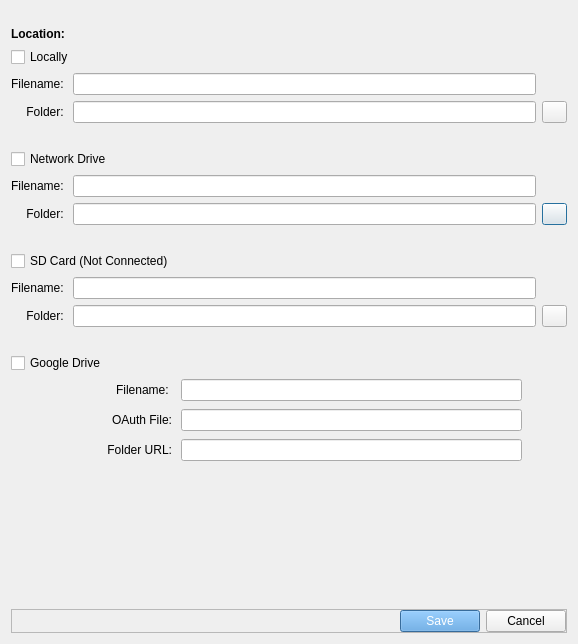
Old version of the form Utilities/DataExport/saveLocationDialog.ui in the repository Georgia-Tech-Off-Road/GTORDaata.
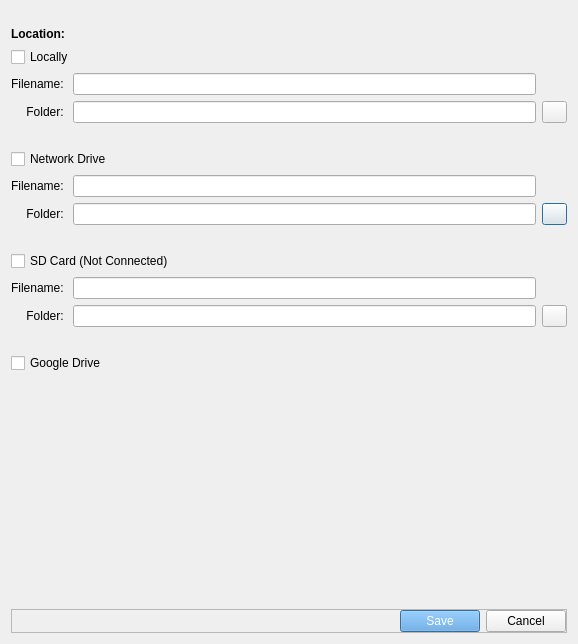
New version of the form. Icons and pictures are not drawn.

```diff
--- a/Utilities/DataExport/saveLocationDialog.ui
+++ b/Utilities/DataExport/saveLocationDialog.ui
@@ -274,93 +274,6 @@
        <height>0</height>
       </size>
      </property>
-     <widget class="QLabel" name="label_gDriveURL">
-      <property name="geometry">
-       <rect>
-        <x>-10</x>
-        <y>60</y>
-        <width>171</width>
-        <height>22</height>
-       </rect>
-      </property>
-      <property name="text">
-       <string>Folder URL:</string>
-      </property>
-      <property name="alignment">
-       <set>Qt::AlignRight|Qt::AlignTrailing|Qt::AlignVCenter</set>
-      </property>
-     </widget>
-     <widget class="QLineEdit" name="lineEdit_GDriveURL">
-      <property name="geometry">
-       <rect>
-        <x>170</x>
-        <y>60</y>
-        <width>341</width>
-        <height>22</height>
-       </rect>
-      </property>
-      <property name="toolTip">
-       <string>Must be less than 12 characters</string>
-      </property>
-     </widget>
-     <widget class="QLabel" name="label_filenameGD">
-      <property name="geometry">
-       <rect>
-        <x>0</x>
-        <y>0</y>
-        <width>161</width>
-        <height>22</height>
-       </rect>
-      </property>
-      <property name="text">
-       <string>Filename: </string>
-      </property>
-      <property name="alignment">
-       <set>Qt::AlignRight|Qt::AlignTrailing|Qt::AlignVCenter</set>
-      </property>
-     </widget>
-     <widget class="QLineEdit" name="lineEdit_filenameGD">
-      <property name="geometry">
-       <rect>
-        <x>170</x>
-        <y>0</y>
-        <width>341</width>
-        <height>22</height>
-       </rect>
-      </property>
-      <property name="toolTip">
-       <string>Must be less than 12 characters</string>
-      </property>
-     </widget>
-     <widget class="QLineEdit" name="lineEdit_oAuthGD">
-      <property name="geometry">
-       <rect>
-        <x>170</x>
-        <y>30</y>
-        <width>341</width>
-        <height>22</height>
-       </rect>
-      </property>
-      <property name="toolTip">
-       <string>Must be less than 12 characters</string>
-      </property>
-     </widget>
-     <widget class="QLabel" name="label_oAuthGD">
-      <property name="geometry">
-       <rect>
-        <x>0</x>
-        <y>30</y>
-        <width>161</width>
-        <height>22</height>
-       </rect>
-      </property>
-      <property name="text">
-       <string>OAuth File:</string>
-      </property>
-      <property name="alignment">
-       <set>Qt::AlignRight|Qt::AlignTrailing|Qt::AlignVCenter</set>
-      </property>
-     </widget>
     </widget>
    </item>
    <item row="2" column="1">
```
